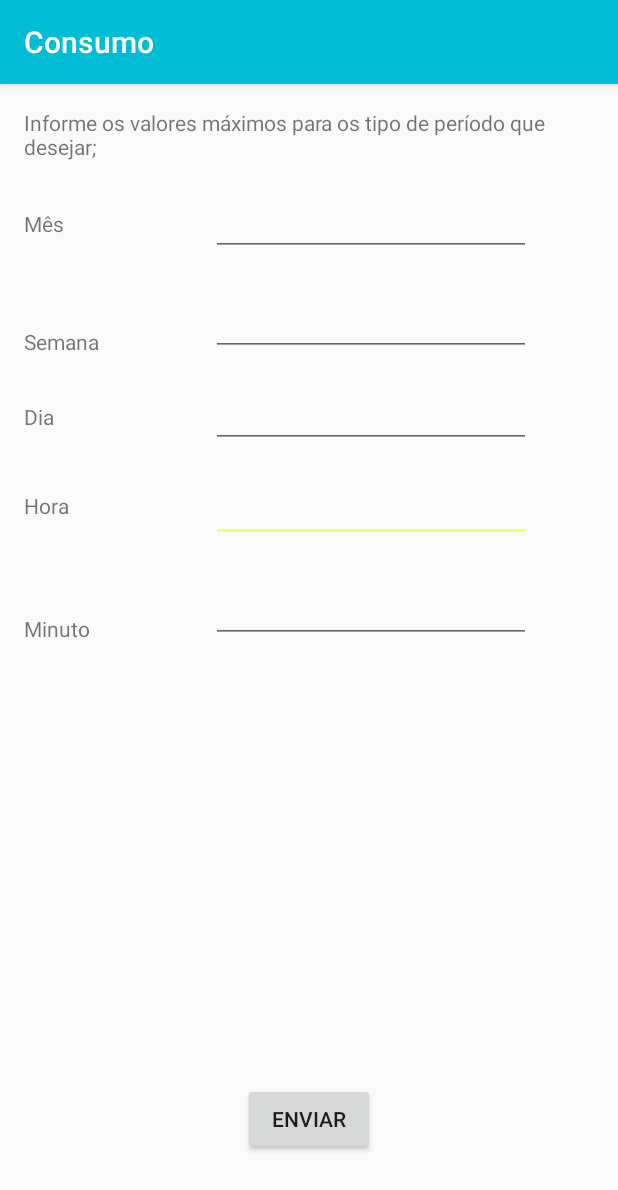
After one commit to bguedesvieira/puc-asd-iot-oferta5, an Android app: the AlertaActivity screen opened directly, with no data from a screen before it, on a phone screen of 412 x 824 dp. The commit adds this screen. Shown: the top 1190 px of the screen. Run offline under Robolectric (Android 15) with nearby library versions, the phone set to English and light mode, and no system bars; our stand-ins replace Firebase (no records; nobody signed in at launch, a user with empty details on screens opened directly).

Commit message:
envio de informacoes de alertas cadastrados pelo usuário

```diff
--- /dev/null
+++ b/consumo/app/src/main/res/layout/activity_alerta.xml
@@ -0,0 +1,127 @@
+<?xml version="1.0" encoding="utf-8"?>
+<RelativeLayout xmlns:android="http://schemas.android.com/apk/res/android"
+    xmlns:tools="http://schemas.android.com/tools"
+    android:id="@+id/activity_alerta"
+    android:layout_width="match_parent"
+    android:layout_height="match_parent"
+    android:paddingBottom="@dimen/activity_vertical_margin"
+    android:paddingLeft="@dimen/activity_horizontal_margin"
+    android:paddingRight="@dimen/activity_horizontal_margin"
+    android:paddingTop="@dimen/activity_vertical_margin"
+    tools:context="br.iotpuc.consumo.AlertaActivity">
+
+    <EditText
+        android:layout_width="wrap_content"
+        android:layout_height="wrap_content"
+        android:inputType="numberDecimal"
+        android:ems="10"
+        android:layout_below="@+id/txt_alerta_dia"
+        android:layout_alignStart="@+id/txt_alerta_dia"
+        android:layout_marginTop="17dp"
+        android:id="@+id/txt_alerta_hora" />
+
+    <EditText
+        android:layout_width="wrap_content"
+        android:layout_height="wrap_content"
+        android:inputType="numberDecimal"
+        android:ems="10"
+        android:layout_below="@+id/txt_alerta_hora"
+        android:layout_alignStart="@+id/txt_alerta_hora"
+        android:layout_marginTop="22dp"
+        android:id="@+id/txt_alerta_minuto" />
+
+    <EditText
+        android:layout_width="wrap_content"
+        android:layout_height="wrap_content"
+        android:inputType="numberDecimal"
+        android:ems="10"
+        android:layout_marginTop="16dp"
+        android:id="@+id/txt_alerta_dia"
+        android:layout_below="@+id/txt_alerta_semana"
+        android:layout_alignStart="@+id/txt_alerta_semana" />
+
+    <EditText
+        android:layout_width="wrap_content"
+        android:layout_height="wrap_content"
+        android:inputType="numberDecimal"
+        android:ems="10"
+        android:id="@+id/txt_alerta_mes"
+        android:layout_alignParentTop="true"
+        android:layout_alignParentEnd="true"
+        android:layout_marginEnd="42dp"
+        android:layout_marginTop="53dp" />
+
+    <TextView
+        android:text="@string/lbl_temporalidade_mes"
+        android:layout_width="wrap_content"
+        android:layout_height="wrap_content"
+        android:id="@+id/textView"
+        android:layout_marginRight="85dp"
+        android:layout_alignBaseline="@+id/txt_alerta_mes"
+        android:layout_alignBottom="@+id/txt_alerta_mes"
+        android:layout_alignStart="@+id/textView2" />
+
+    <EditText
+        android:layout_width="wrap_content"
+        android:layout_height="wrap_content"
+        android:inputType="numberDecimal"
+        android:ems="10"
+        android:layout_marginTop="21dp"
+        android:id="@+id/txt_alerta_semana"
+        android:layout_below="@+id/txt_alerta_mes"
+        android:layout_alignStart="@+id/txt_alerta_mes" />
+
+    <TextView
+        android:text="@string/lbl_temporalidade_semana"
+        android:layout_width="wrap_content"
+        android:layout_height="wrap_content"
+        android:layout_above="@+id/txt_alerta_dia"
+        android:id="@+id/textView2"
+        android:layout_alignParentStart="true" />
+
+    <TextView
+        android:text="@string/lbl_temporalidade_dia"
+        android:layout_width="wrap_content"
+        android:layout_height="wrap_content"
+        android:layout_above="@+id/txt_alerta_hora"
+        android:layout_marginBottom="11dp"
+        android:id="@+id/textView3"
+        android:layout_alignParentStart="true" />
+
+    <TextView
+        android:text="@string/lbl_temporalidade_hora"
+        android:layout_width="wrap_content"
+        android:layout_height="wrap_content"
+        android:layout_alignTop="@+id/txt_alerta_hora"
+        android:layout_alignEnd="@+id/textView2"
+        android:layout_marginTop="11dp"
+        android:id="@+id/textView4"
+        android:layout_alignParentStart="true" />
+
+    <TextView
+        android:text="@string/lbl_temporalidade_minuto"
+        android:layout_width="wrap_content"
+        android:layout_height="wrap_content"
+        android:layout_alignBottom="@+id/txt_alerta_minuto"
+        android:layout_alignParentStart="true"
+        android:id="@+id/textView6" />
+
+    <TextView
+        android:text="@string/txt_cadastro_alertas"
+        android:layout_width="wrap_content"
+        android:layout_height="wrap_content"
+        android:layout_alignParentStart="true"
+        android:id="@+id/textView7"
+        android:layout_alignParentTop="true"
+        android:layout_above="@+id/textView" />
+
+    <Button
+        android:text="@string/btn_enviar"
+        android:layout_width="wrap_content"
+        android:layout_height="wrap_content"
+        android:id="@+id/btn_enviar"
+        android:layout_alignParentBottom="true"
+        android:layout_centerHorizontal="true"
+        android:layout_marginBottom="38dp" />
+
+</RelativeLayout>
--- a/consumo/app/src/main/res/values/strings.xml
+++ b/consumo/app/src/main/res/values/strings.xml
@@ -26,6 +26,7 @@
     <string name="btn_send">Enviar</string>
     <string name="btn_remove">Remover</string>
     <string name="btn_sign_out">Sair</string>
+    <string name="btn_alerta">Alertas</string>
     <string name="lbl_forgot_password">Esqueceu a senha?</string>
     <string name="forgot_password_msg">Nós precisamos apenas do seu email registrado para enviar instruções de como recuperar sua senha.</string>
     <string name="lbl_atualizar">Atualizar</string>
@@ -39,4 +40,7 @@
     <string name="lbl_temporalidade_dia">Dia</string>
     <string name="lbl_temporalidade_hora">Hora</string>
     <string name="lbl_temporalidade_minuto">Minuto</string>
+    <string name="lbl_valor">Valor</string>
+    <string name="btn_enviar">Enviar</string>
+    <string name="txt_cadastro_alertas">Informe os valores máximos para os tipo de período que desejar;</string>
 </resources>
```
Also changed, not shown: consumo/app/src/main/AndroidManifest.xml (+9 -11 lines), consumo/app/src/main/java/br/iotpuc/consumo/AlertaActivity.java (added, +144 -0 lines), consumo/app/src/main/java/br/iotpuc/consumo/ConsumoActivity.java (+2 -6 lines), consumo/app/src/main/java/br/iotpuc/consumo/MainActivity.java (+21 -1 lines), consumo/app/src/main/java/br/iotpuc/consumo/util/HttpHandler.java (+32 -0 lines), consumo/app/src/main/res/layout/activity_main.xml (+22 -0 lines).
